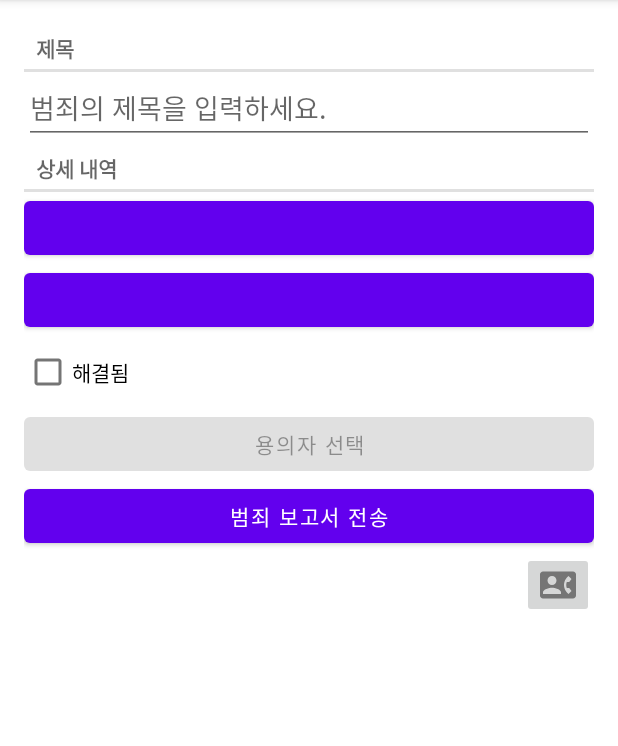
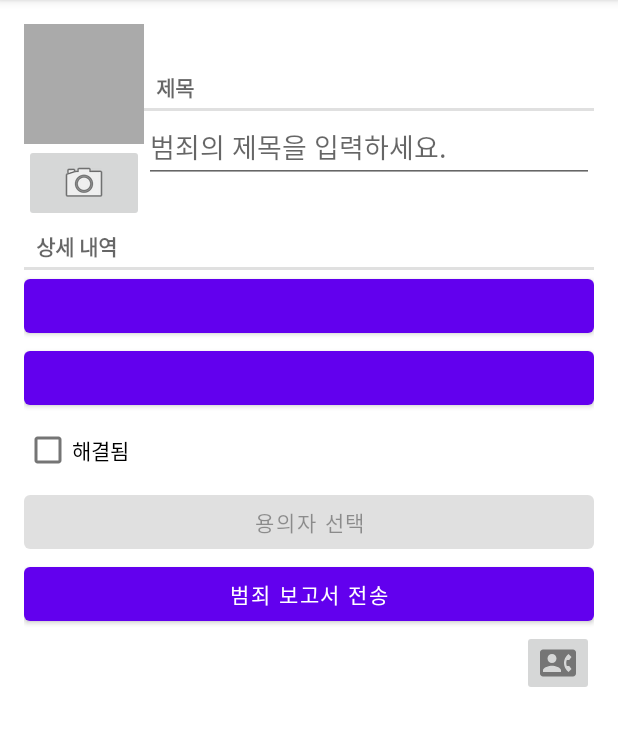
Before and after one commit to JINKOO/CriminalIntent, an Android app: the screen it shows after launch (MainActivity), after a tap on "범죄 데이터 생성", on a phone screen of 412 x 824 dp, the part 84-830 px from its top. Run offline under Robolectric (Android 15) with nearby library versions, the phone set to English and light mode, and no system bars; our stand-ins replace Room's generated code; 1 statement that could not run was skipped.

Commit message:
16장 카메라 앨범 실행을 위한 fragment_crime 레이아웃 변경

```diff
--- a/app/src/main/res/layout/fragment_crime.xml
+++ b/app/src/main/res/layout/fragment_crime.xml
@@ -6,18 +6,51 @@
     android:layout_margin="16dp"
     android:orientation="vertical">
 
+    <LinearLayout
+        android:layout_width="match_parent"
+        android:layout_height="wrap_content"
+        android:orientation="horizontal">
+
+        <LinearLayout
+            android:layout_width="wrap_content"
+            android:layout_height="wrap_content"
+            android:orientation="vertical">
+
+            <ImageView
+                android:id="@+id/crime_photo"
+                android:layout_width="80dp"
+                android:layout_height="80dp"
+                android:scaleType="centerInside"
+                android:cropToPadding="true"
+                android:background="@android:color/darker_gray"/>
+
+            <ImageButton
+                android:id="@+id/crime_camera"
+                android:layout_width="match_parent"
+                android:layout_height="wrap_content"
+                android:src="@android:drawable/ic_menu_camera"/>
+        </LinearLayout>
+
+        <LinearLayout
+            android:layout_width="match_parent"
+            android:layout_height="wrap_content"
+            android:orientation="vertical"
+            android:layout_gravity="center">
+
             <TextView
                 android:id="@+id/title_field_text_view"
                 style="?android:listSeparatorTextViewStyle"
                 android:layout_width="match_parent"
                 android:layout_height="wrap_content"
-        android:text="@string/crime_title_label" />
+                android:text="@string/crime_title_label"/>
 
             <EditText
                 android:id="@+id/crime_title_edit_text"
                 android:layout_width="match_parent"
                 android:layout_height="wrap_content"
-        android:hint="@string/crime_title_hint" />
+                android:hint="@string/crime_title_hint"/>
+        </LinearLayout>
+    </LinearLayout>
 
     <TextView
         style="?android:listSeparatorTextViewStyle"
```
Lines whose indentation alone changed are shown as unchanged.
